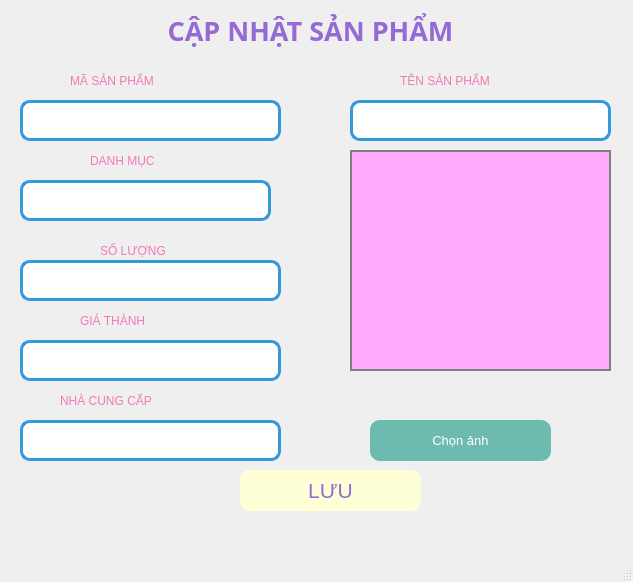
This is SanPham/update.ui in minhngoc22/Pet-Store as Qt 5 draws it before an edit. The edited form follows.
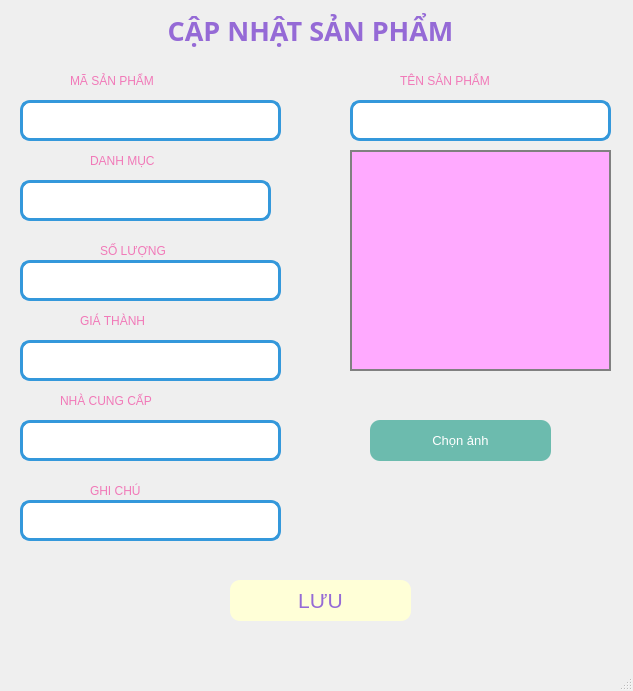
This is the edited form. Icons and pictures are not drawn.

What changed in the file:
```diff
--- a/SanPham/update.ui
+++ b/SanPham/update.ui
@@ -7,7 +7,7 @@
     <x>0</x>
     <y>0</y>
     <width>633</width>
-    <height>582</height>
+    <height>691</height>
    </rect>
   </property>
   <property name="windowTitle">
@@ -177,8 +177,8 @@
    <widget class="QPushButton" name="btn_luusp">
     <property name="geometry">
      <rect>
-      <x>240</x>
-      <y>470</y>
+      <x>230</x>
+      <y>580</y>
       <width>181</width>
       <height>41</height>
      </rect>
@@ -338,6 +338,39 @@
      <string>SỐ LƯỢNG</string>
     </property>
    </widget>
+   <widget class="QLabel" name="label_7">
+    <property name="geometry">
+     <rect>
+      <x>90</x>
+      <y>480</y>
+      <width>101</width>
+      <height>21</height>
+     </rect>
+    </property>
+    <property name="styleSheet">
+     <string notr="true">font: 10pt &quot;UTM Bell&quot;;
+color: rgb(241, 121, 184);
+</string>
+    </property>
+    <property name="text">
+     <string>GHI CHÚ</string>
+    </property>
+   </widget>
+   <widget class="QTextEdit" name="txt_note">
+    <property name="geometry">
+     <rect>
+      <x>20</x>
+      <y>500</y>
+      <width>261</width>
+      <height>41</height>
+     </rect>
+    </property>
+    <property name="styleSheet">
+     <string notr="true">border-radius: 10px;
+        border: 3px solid #3498db;  /* Viền xanh dương */
+        background-color: #ffffff</string>
+    </property>
+   </widget>
   </widget>
   <widget class="QMenuBar" name="menubar">
    <property name="geometry">
```
